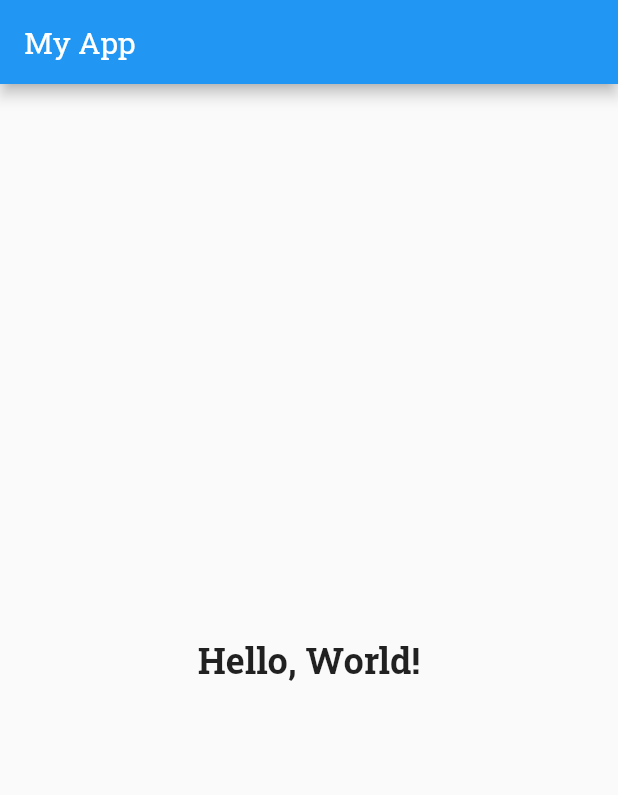
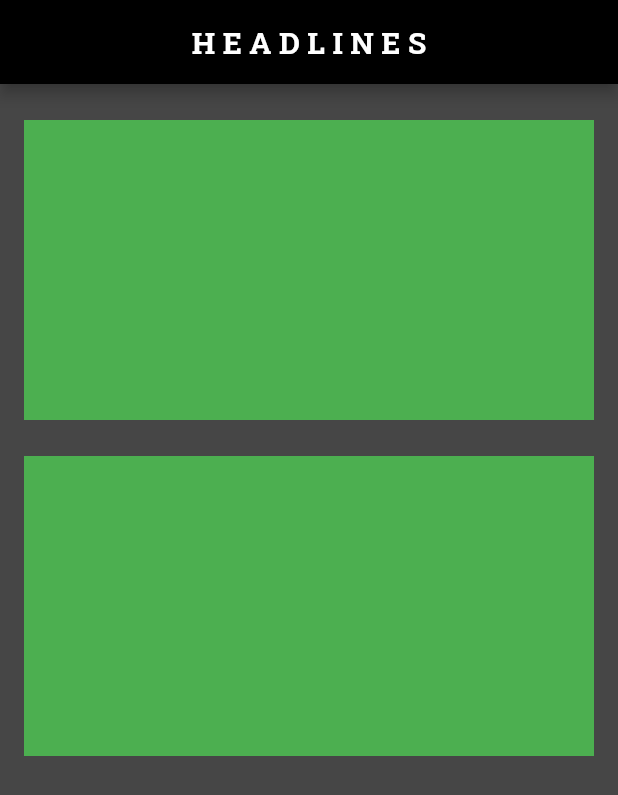
Before and after one commit to mechnilesh/newsapp, a Flutter app: the screen it shows after launch, on a phone screen of 412 x 824 dp. Shown: the top 795 px of the screen. Run offline on Flutter 3.47's test engine with Material 2 defaults, Android fonts, the phone set to English and light mode, and no system bars.

Commit message:
setup ready for MVVM structure pattern

```diff
--- a/lib/main.dart
+++ b/lib/main.dart
@@ -1,5 +1,6 @@
 import 'package:flutter/material.dart';
 import 'package:flutter/services.dart';
+import 'package:newsapp/views/home_screen.dart';
 
 void main() async {
   WidgetsFlutterBinding.ensureInitialized();
@@ -17,31 +18,12 @@ class MyApp extends StatelessWidget {
   @override
   Widget build(BuildContext context) {
     return MaterialApp(
-      title: 'My App',
+      debugShowCheckedModeBanner: false,
+      title: 'News App',
       theme: ThemeData(
         fontFamily: 'RobotoSlab',
       ),
-      home: MyHomePage(),
+      home: HomeScreen(),
     );
   }
 }
-
-class MyHomePage extends StatelessWidget {
-  @override
-  Widget build(BuildContext context) {
-    return Scaffold(
-      appBar: AppBar(
-        title: Text('My App'),
-      ),
-      body: Center(
-        child: Text(
-          'Hello, World!',
-          style: TextStyle(
-            fontWeight: FontWeight.bold,
-            fontSize: 24.0,
-          ),
-        ),
-      ),
-    );
-  }
-}
--- /dev/null
+++ b/lib/utils/constants/colors.dart
@@ -0,0 +1,5 @@
+import 'package:flutter/material.dart';
+
+const baseColor = Colors.black; //#000000
+const secondaryColor = Color.fromRGBO(70, 70, 70, 1); //#464646
+const whiteColor = Colors.white; //#ffffff
--- /dev/null
+++ b/lib/views/home_screen.dart
@@ -0,0 +1,45 @@
+import 'package:flutter/material.dart';
+import 'package:newsapp/utils/constants/colors.dart';
+
+class HomeScreen extends StatefulWidget {
+  const HomeScreen({super.key});
+
+  @override
+  State<HomeScreen> createState() => _HomeScreenState();
+}
+
+class _HomeScreenState extends State<HomeScreen> {
+  @override
+  Widget build(BuildContext context) {
+    return Scaffold(
+      backgroundColor: secondaryColor,
+      appBar: AppBar(
+        backgroundColor: baseColor,
+        title: const Text(
+          'HEADLINES',
+          style: TextStyle(
+            fontWeight: FontWeight.bold,
+            letterSpacing: 5,
+          ),
+        ),
+        centerTitle: true,
+      ),
+      body: Padding(
+        padding: const EdgeInsets.symmetric(horizontal: 16),
+        child: ListView.builder(
+          itemCount: 2,
+          itemBuilder: (context, index) {
+            return Padding(
+              padding: const EdgeInsets.only(top: 24.0),
+              child: Container(
+                height: 200,
+                width: MediaQuery.of(context).size.width,
+                decoration: BoxDecoration(color: Colors.green),
+              ),
+            );
+          },
+        ),
+      ),
+    );
+  }
+}
```
